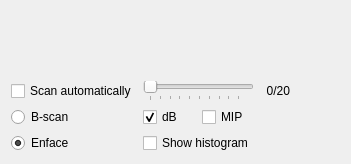
First picture: the form in src/main/ui/bscanplotter.ui, repository BUNPC/PyImageOCT, before the edit.
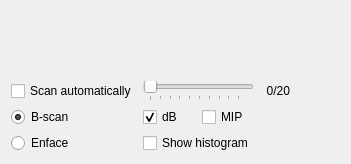
Second picture: the form after the edit.

Commit message: High rate 3D acquisition. GUI crashes on Stop->Start

The edit to the form file:
```diff
--- a/src/main/ui/bscanplotter.ui
+++ b/src/main/ui/bscanplotter.ui
@@ -6,7 +6,7 @@
    <rect>
     <x>0</x>
     <y>0</y>
-    <width>296</width>
+    <width>322</width>
     <height>164</height>
    </rect>
   </property>
@@ -20,7 +20,7 @@
       <string>Enface</string>
      </property>
      <property name="checked">
-      <bool>true</bool>
+      <bool>false</bool>
      </property>
     </widget>
    </item>
@@ -72,6 +72,9 @@
      <property name="text">
       <string>B-scan</string>
      </property>
+     <property name="checked">
+      <bool>true</bool>
+     </property>
     </widget>
    </item>
    <item row="6" column="1" colspan="2">
```
The commit also changes 5 other files.
